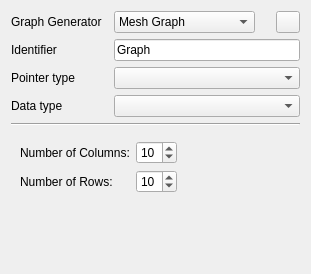
Before: the Qt Designer form VisualEditor/Tools/GenerateGraph/GenerateGraphWidget.ui in KDE/rocs, drawn with Qt 5.
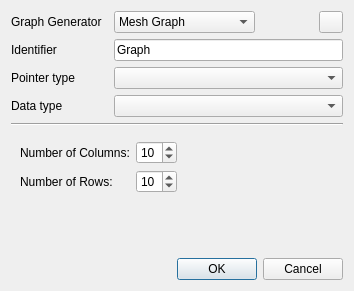
After: the same form once the commit is applied. Custom widgets are drawn as their Qt base class.

Commit message: Port KDialog to QDialog (GenerateGraph).

```diff
--- a/VisualEditor/Tools/GenerateGraph/GenerateGraphWidget.ui
+++ b/VisualEditor/Tools/GenerateGraph/GenerateGraphWidget.ui
@@ -6,7 +6,7 @@
    <rect>
     <x>0</x>
     <y>0</y>
-    <width>311</width>
+    <width>354</width>
     <height>274</height>
    </rect>
   </property>
@@ -456,6 +456,13 @@
      </property>
     </widget>
    </item>
+   <item row="7" column="2">
+    <widget class="QDialogButtonBox" name="buttons">
+     <property name="standardButtons">
+      <set>QDialogButtonBox::Cancel|QDialogButtonBox::Ok</set>
+     </property>
+    </widget>
+   </item>
   </layout>
  </widget>
  <customwidgets>
```
The commit also changes 2 other files.
